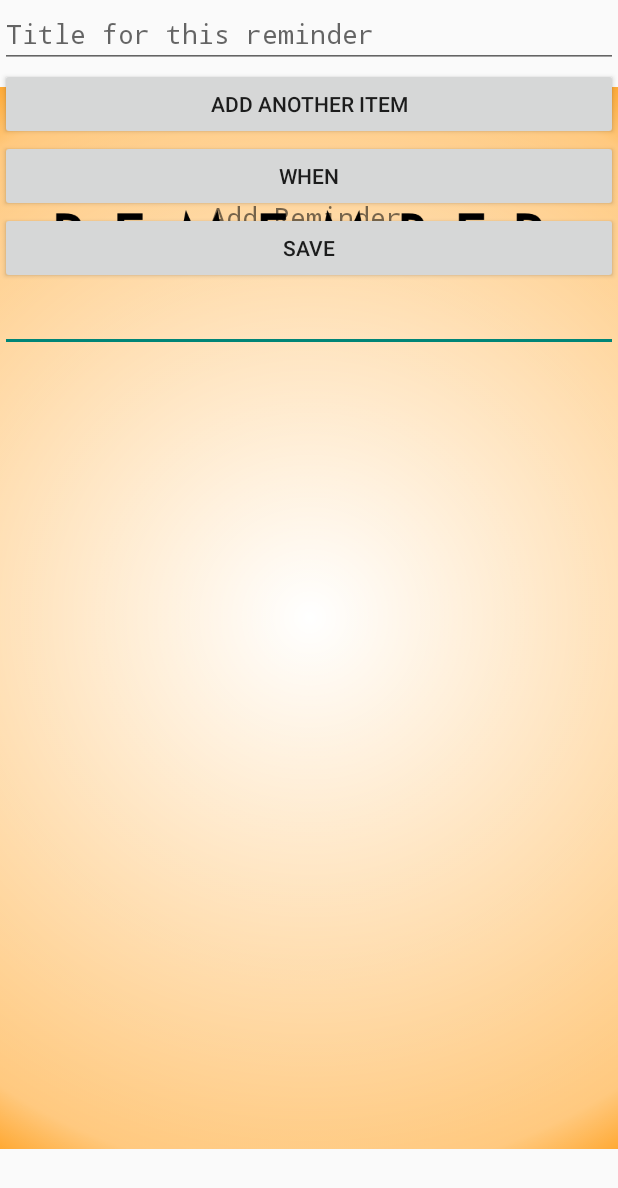
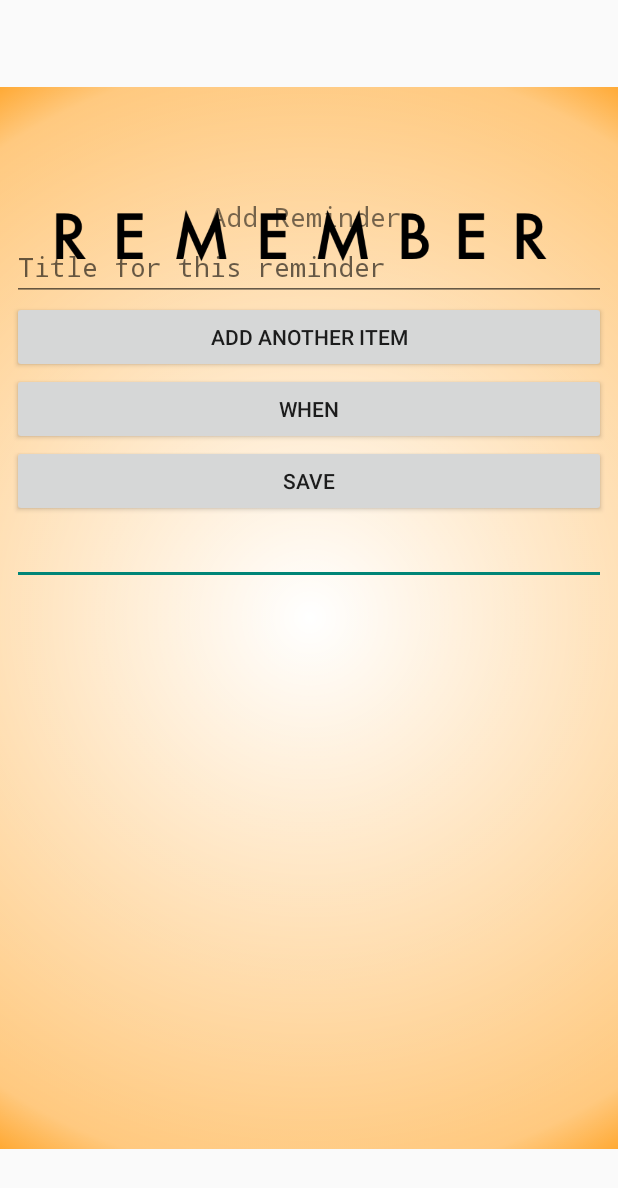
Before and after one commit to thorssonO/Remember, an Android app: the AddRemActivity screen opened directly, with no data from a screen before it, after a tap on "ADD ANOTHER ITEM", on a phone screen of 412 x 824 dp. Shown: the top 1188 px of the screen. Run offline under Robolectric (Android 15) with nearby library versions, the light colour scheme and no system bars.

Commit message:
fixad addreminder

```diff
--- a/app/src/main/AndroidManifest.xml
+++ b/app/src/main/AndroidManifest.xml
@@ -1,6 +1,9 @@
 <?xml version="1.0" encoding="utf-8"?>
 <manifest xmlns:android="http://schemas.android.com/apk/res/android"
     package="com.example.oscarthorsson.remember">
+
+    <uses-permission
+        android:name="android.permission.ACCESS_FINE_LOCATION"/>
 
     <application
         android:allowBackup="true"
@@ -9,6 +12,7 @@
         android:roundIcon="@mipmap/ic_launcher_round"
         android:supportsRtl="true"
         android:theme="@style/Theme.AppCompat.Light.NoActionBar">
+
         <activity android:name=".HomeActivity">
             <intent-filter>
                 <action android:name="android.intent.action.MAIN" />
@@ -18,10 +22,12 @@
         </activity>
         <activity android:name=".AddRemActivity" />
         <activity android:name=".SavedListsActivity" />
-        <activity android:name=".OpenListActivity"></activity>
+        <activity android:name=".OpenListActivity">
+
+        </activity>
         <activity
             android:name=".SettingsActivity" android:label="@string/title_activity_settings" android:parentActivityName=".HomeActivity"
-            android:theme="@style/PreferencesTheme">
+            >
             <meta-data
                 android:name="android.support.PARENT_ACTIVITY"
                 android:value="com.example.oscarthorsson.remember.HomeActivity" />
--- a/app/src/main/java/com/example/oscarthorsson/remember/AddRemActivity.java
+++ b/app/src/main/java/com/example/oscarthorsson/remember/AddRemActivity.java
@@ -2,10 +2,10 @@ package com.example.oscarthorsson.remember;
 
 import android.app.DatePickerDialog;
 
+import android.content.Intent;
 import android.support.v7.app.AppCompatActivity;
 import android.os.Bundle;
-import android.text.InputFilter;
-import android.util.TypedValue;
+
 import android.view.View;
 import android.widget.Button;
 import android.widget.DatePicker;
@@ -13,7 +13,6 @@ import android.widget.EditText;
 import android.widget.LinearLayout;
 
 import java.text.SimpleDateFormat;
-import java.time.Instant;
 import java.time.LocalDate;
 import java.time.ZoneId;
 import java.util.ArrayList;
@@ -22,12 +21,14 @@ import java.util.List;
 import java.util.Locale;
 
 
+
 public class AddRemActivity extends AppCompatActivity {
         //implements DatePickerDialog.OnDateSetListener
 
+    //undersök datepickerdialog
+
     public Button dateButton;
-    //public LinearLayout parentLayout;
-    //private int hint=0;
+
 
     public Button addButton;
     public Button saveButton;
@@ -105,9 +106,23 @@ public class AddRemActivity extends AppCompatActivity {
                 System.out.println("New list: " + remList);
                 FakeReminderStore.getInstance().addReminderList(remList);
                 FakeReminderStore.getInstance().addTitle(remTitle);
+
+
             }
         });
     }
+
+    /*public void onSaveBtn(View v) {
+        saveButton = (Button) findViewById(R.id.saveButton);
+        saveButton.setOnClickListener(new View.OnClickListener() {
+            @Override
+
+            public void onClick(View v) {
+                Intent but22 = new Intent(AddRemActivity.this, HomeActivity.class);
+                startActivity(but22);
+            }
+        });
+    }*/
 
     protected void createEditTextView() {
         LinearLayout layout = findViewById(R.id.buttonLayout);
@@ -117,20 +132,3 @@ public class AddRemActivity extends AppCompatActivity {
         layout.addView(newEdit);
     }
 }
-   /* @Override
-    protected void onCreate(Bundle savedInstanceState) {
-        super.onCreate(savedInstanceState);
-        setContentView(R.layout.activity_add_rem);
-
-        // Hämta ut add_reminder_button
-        // sätt en onClick-grej som hämtar ut name och alla
-        // items - dvs hämta och loopa över alla EditText som lagts till av
-        // add item-knappen, läs texten och skapa för varje en ReminderItem.
-        // Sedan skapar ni en ReminderList som tar som argument name och listan
-        // och alarmdate (ni måste lägga till en widget för datum).
-
-        //Skicka dem till en singleton (senare - lagra den i databas i stället)
-
-    }
-}
-*/
--- a/app/src/main/java/com/example/oscarthorsson/remember/ExpandableListViewAdapter.java
+++ b/app/src/main/java/com/example/oscarthorsson/remember/ExpandableListViewAdapter.java
@@ -74,7 +74,7 @@ class ExpandableListAdapter extends BaseExpandableListAdapter
             LayoutInflater inflater = (LayoutInflater)this.context.getSystemService(Context.LAYOUT_INFLATER_SERVICE);
             view = inflater.inflate(R.layout.list_group,null);
         }
-        TextView lblListHeader = (TextView) view.findViewById(R.id.lblListHeader);
+        TextView lblListHeader = view.findViewById(R.id.lblListHeader);
         lblListHeader.setTypeface(null, Typeface.BOLD);
         lblListHeader.setText(headerTitle);
         return view;
@@ -89,7 +89,7 @@ class ExpandableListAdapter extends BaseExpandableListAdapter
             view = inflater.inflate(R.layout.list_item,null);
 
         }
-        TextView txtListChild = (TextView)view.findViewById(R.id.lblListItem);
+        TextView txtListChild = view.findViewById(R.id.lblListItem);
         txtListChild.setText(childText);
         return view;
     }
--- a/app/src/main/res/layout/activity_add_rem.xml
+++ b/app/src/main/res/layout/activity_add_rem.xml
@@ -1,9 +1,11 @@
 <?xml version="1.0" encoding="utf-8"?>
-<android.support.constraint.ConstraintLayout xmlns:android="http://schemas.android.com/apk/res/android"    xmlns:app="http://schemas.android.com/apk/res-auto"
+<android.support.constraint.ConstraintLayout xmlns:android="http://schemas.android.com/apk/res/android"
+    xmlns:app="http://schemas.android.com/apk/res-auto"
     xmlns:tools="http://schemas.android.com/tools"
     android:layout_width="match_parent"
     android:layout_height="match_parent"
-    tools:context="com.example.oscarthorsson.remember.AddRemActivity">
+    tools:context="com.example.oscarthorsson.remember.AddRemActivity"
+    tools:layout_editor_absoluteY="25dp">
 
     <ImageView
         android:id="@+id/imageViewAdd"
@@ -18,25 +20,34 @@
         app:layout_constraintStart_toStartOf="parent"
         app:layout_constraintTop_toTopOf="parent"
         app:layout_constraintVertical_bias="0.0"
-        app:srcCompat="@drawable/background_home" />
+        app:srcCompat="@drawable/background_home"
+        tools:ignore="ContentDescription"/>
 
     <TextView
         android:id="@+id/textView"
         android:layout_width="0dp"
         android:layout_height="wrap_content"
+        android:layout_marginEnd="140dp"
         android:layout_marginStart="140dp"
         android:layout_marginTop="132dp"
         android:fontFamily="monospace"
         android:text="@string/add_reminder"
         android:textSize="18sp"
+        app:layout_constraintEnd_toEndOf="parent"
         app:layout_constraintStart_toStartOf="parent"
         app:layout_constraintTop_toTopOf="parent" />
 
     <LinearLayout
         android:id="@+id/buttonLayout"
         android:layout_width="match_parent"
-        android:layout_height="match_parent"
-        android:orientation="vertical">
+        android:layout_height="603dp"
+        android:layout_marginEnd="8dp"
+        android:layout_marginStart="8dp"
+        android:layout_marginTop="155dp"
+        android:orientation="vertical"
+        app:layout_constraintEnd_toEndOf="parent"
+        app:layout_constraintStart_toStartOf="parent"
+        app:layout_constraintTop_toTopOf="parent">
 
         <EditText
             android:id="@+id/titleText"
@@ -47,6 +58,7 @@
             android:fontFamily="monospace"
             android:hint="@string/title_for_this_reminder"
             android:inputType="text"
+            android:textAppearance="@android:style/TextAppearance.Material.Small"
             android:textSize="18sp"
             app:layout_constraintStart_toStartOf="parent"
             app:layout_constraintTop_toTopOf="parent" />
--- a/app/src/main/res/values/styles.xml
+++ b/app/src/main/res/values/styles.xml
@@ -6,14 +6,6 @@
         <item name="colorPrimary">@color/colorPrimary</item>
         <item name="colorPrimaryDark">@color/colorPrimaryDark</item>
         <item name="colorAccent">@color/colorAccent</item>
-        <item name="PreferencesTheme">
-            <item name="android:windowBackground">@drawable/settingsback</item>
-        </item>
-    </style>
-
-    <style name="PreferencesTheme">
-        <item name="android:windowBackground">@drawable/settingsback</item>
-        <item name="android:background">#FFEAEAEA</item>
     </style>
 
 </resources>
--- a/app/src/main/res/xml/pref_headers.xml
+++ b/app/src/main/res/xml/pref_headers.xml
@@ -3,6 +3,7 @@
     <header
         android:fragment="com.example.oscarthorsson.remember.SettingsActivity$NotificationPreferenceFragment"
         android:icon="@drawable/ic_notifications_black_24dp"
-        android:title="@string/pref_header_notifications" />
+        android:title="@string/pref_header_notifications"
+        />
 
 </preference-headers>
```
Also changed, not shown: app/src/main/java/com/example/oscarthorsson/remember/SavedListsActivity.java (+3 -12 lines), app/src/main/res/drawable/settingsback.png (added).
